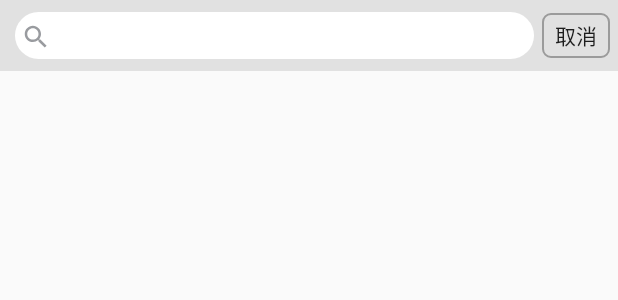
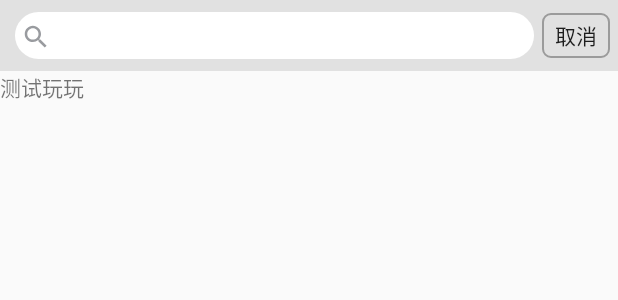
Before and after one commit to ImproveUs/mycsdn, an Android app: the layout fragment_search.xml on its own in the app's theme, with its tools: preview values and no code run, on a phone screen of 412 x 824 dp. Shown: the top 300 px of the screen. Run offline under Robolectric (Android 15) with nearby library versions, the phone set to English and light mode, and no system bars.

Commit message:
提交到分支测试

```diff
--- a/app/src/main/res/layout/fragment_search.xml
+++ b/app/src/main/res/layout/fragment_search.xml
@@ -56,5 +56,8 @@
             android:text="取消"
             android:background="@drawable/btn_cancle"/>
     </RelativeLayout>
-
+<TextView
+    android:layout_width="match_parent"
+    android:layout_height="wrap_content"
+    android:text="测试玩玩"/>
 </LinearLayout>
```
